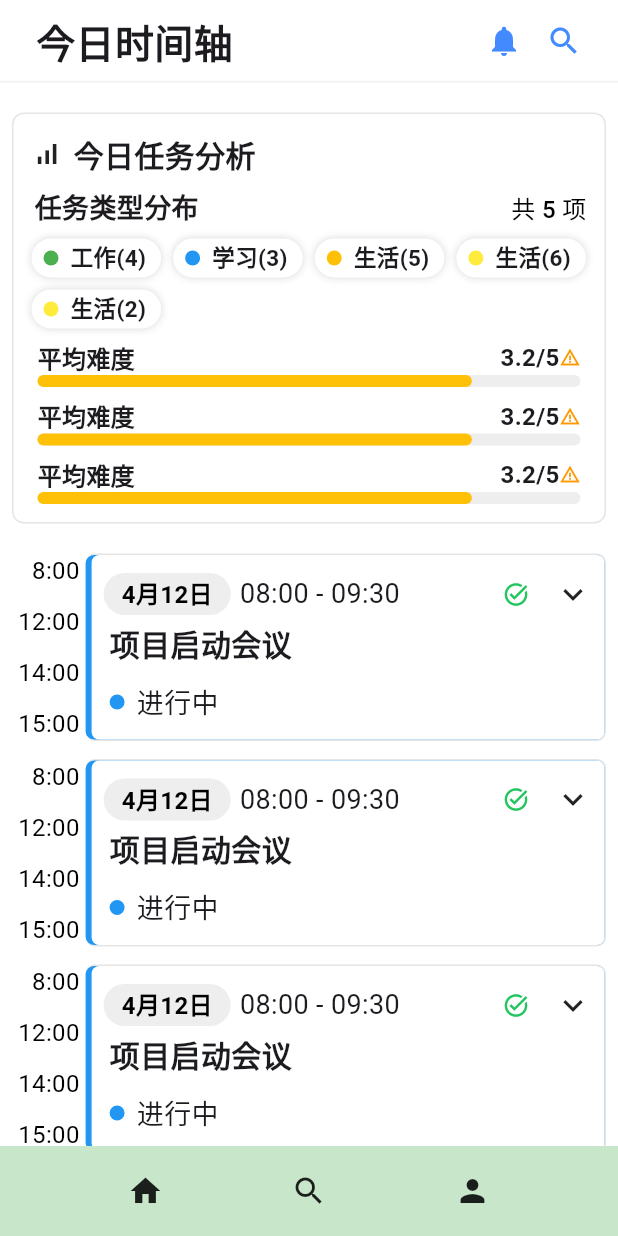
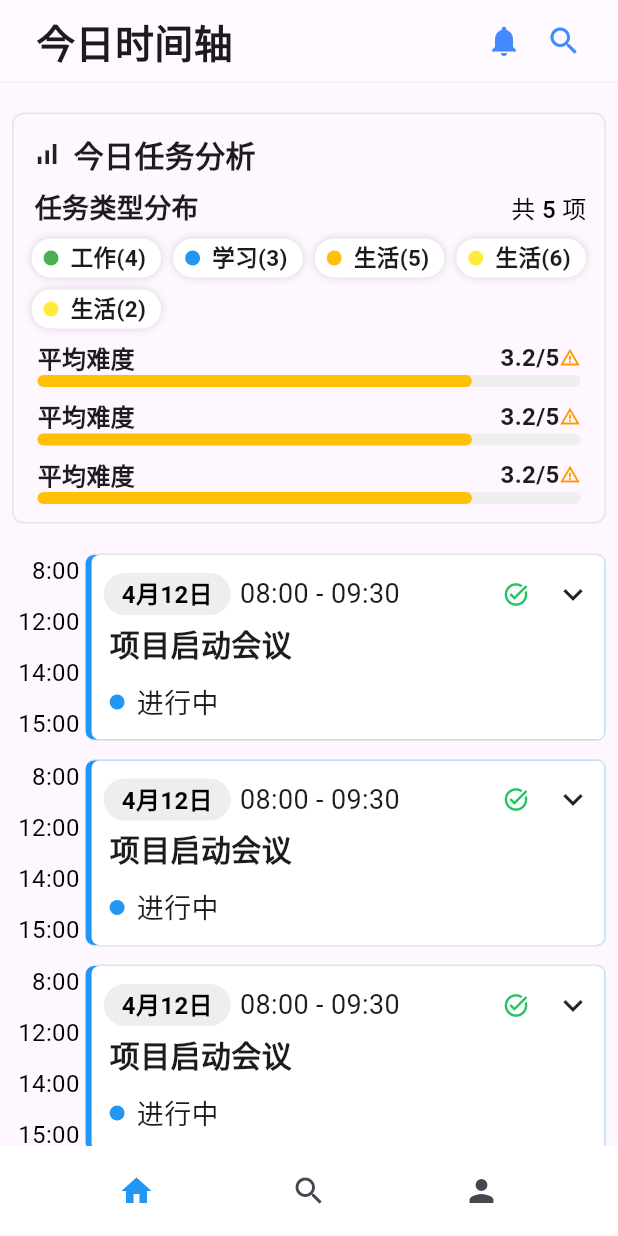
Before and after one commit to cnsource/DailyPlan, a Flutter app: the screen it shows after launch, on a phone screen of 412 x 824 dp. Run offline on Flutter 3.47's test engine with Material 3 defaults, Android fonts, the light colour scheme and no system bars; our stand-ins replace go_router.

Commit message:
fix: 导航栏实现

```diff
--- a/lib/main.dart
+++ b/lib/main.dart
@@ -1,42 +1,90 @@
 import 'package:ert/page/cardlib/index.dart';
+import 'package:ert/page/profile/index.dart';
 import 'package:ert/page/timeline/index.dart';
 import 'package:flutter/material.dart';
-import 'package:go_router/go_router.dart';
 
 void main() {
-  final GoRouter router = GoRouter(
-    initialLocation: '/',
-    routes: [
-      GoRoute(
-        path: '/',
-        name: '/',
-        builder: (context, state) => HomePage(),
-      ),
-      GoRoute(
-        path: '/second',
-        name: '/second',
-        builder: (context, state) => const CardLib(),
-      ),
-    ],
-  );
-
-  runApp(MyApp(router: router));
+  runApp(MyApp());
 }
 
-
 class MyApp extends StatelessWidget {
-  final GoRouter router;
-  const MyApp({super.key, required this.router});
-
-  // This widget is the root of your application.
   @override
   Widget build(BuildContext context) {
-    return MaterialApp.router(
-      debugShowCheckedModeBanner: false,
-      theme: ThemeData(
-        colorScheme: ColorScheme.fromSeed(seedColor: Colors.deepPurple),
+    return MaterialApp(home: Scaffold(body: PageViewExample()));
+  }
+}
+
+class PageViewExample extends StatefulWidget {
+  const PageViewExample({super.key});
+
+  @override
+  _PageViewExampleState createState() => _PageViewExampleState();
+}
+
+class _PageViewExampleState extends State<PageViewExample> {
+  final PageController _pageController = PageController(initialPage: 0);
+  int _currentPage = 0;
+
+  @override
+  Widget build(BuildContext context) {
+    return SafeArea(
+      child: Column(
+        children: [
+          Expanded(
+            child: PageView(
+              controller: _pageController,
+              onPageChanged: (index) {
+                setState(() {
+                  _currentPage = index;
+                });
+              },
+              children: [TimelinePage(), CardLib(), ProfilePage()],
+            ),
+          ),
+          Container(
+            height: 60,
+            color: Colors.white,
+            child: Row(
+              mainAxisAlignment: MainAxisAlignment.spaceEvenly,
+              children: [
+                IconButton(
+                  icon: Icon(Icons.home, size: 24, color: _currentPage == 0 ? Colors.blue : null,),
+                  onPressed: () => _pageController.jumpToPage(0),
+                ),
+                IconButton(
+                  icon: Icon(Icons.search, size: 24, color: _currentPage == 1 ? Colors.blue : null,),
+                  onPressed: () => _pageController.jumpToPage(1),
+                ),
+                IconButton(
+                  icon: Icon(Icons.person, size: 24, color: _currentPage == 2 ? Colors.blue : null,),
+                  onPressed: () => _pageController.jumpToPage(2),
+                ),
+              ],
+            ),
+          )
+          // Container(
+          //   height: 60,
+          //   color: Colors.green.shade100,
+          //   child: Row(
+          //     mainAxisAlignment: MainAxisAlignment.spaceEvenly,
+          //     children: [
+          //       GestureDetector(
+          //         onTap: () => {_pageController.jumpToPage(0)},
+          //         child: Icon(Icons.home, size: 24),
+          //       ),
+          //       GestureDetector(
+          //         onTap: () => {_pageController.jumpToPage(1)},
+          //         child: Icon(Icons.search, size: 24),
+          //       ),
+          //       GestureDetector(
+          //         onTap: () => {_pageController.jumpToPage(2)},
+          //         child: Icon(Icons.person, size: 24),
+          //       ),
+          //     ],
+          //   ),
+          // ),
+        ],
       ),
-      routerConfig: router,
     );
   }
 }
--- a/lib/page/bottom_nav_bar.dart
+++ b/lib/page/bottom_nav_bar.dart
@@ -21,15 +21,15 @@ class _BottomNavBarState extends State<BottomNavBar> {
         mainAxisAlignment: MainAxisAlignment.spaceEvenly,
         children: [
           GestureDetector(
-            onTap: ()=> context.pushReplacement("/"),
+            onTap: ()=> context.go("/"),
             child: Icon(Icons.home, size: 24),
           ),
           GestureDetector(
-            onTap: ()=> context.pushReplacement("/second"),
+            onTap: ()=> context.go("/second"),
             child: Icon(Icons.search, size: 24),
           ),
           GestureDetector(
-            onTap: ()=> context.pushReplacement("/"),
+            onTap: ()=> context.go("/"),
             child: Icon(Icons.person, size: 24),
           ),
         ],
--- a/lib/page/cardlib/index.dart
+++ b/lib/page/cardlib/index.dart
@@ -6,6 +6,6 @@ class CardLib extends StatelessWidget {
 
   @override
   Widget build(BuildContext context) {
-    return AppScaffold(body: Text("data"));
+    return Text("data");
   }
 }
--- a/lib/page/timeline/index.dart
+++ b/lib/page/timeline/index.dart
@@ -5,22 +5,20 @@ import 'package:flutter/material.dart';
 
 import '../AppHeaderContainer.dart';
 
-class HomePage extends StatefulWidget {
-  const HomePage({super.key});
+class TimelinePage extends StatefulWidget {
+  const TimelinePage({super.key});
 
   @override
   State<StatefulWidget> createState() {
-    return _HomePageState();
+    return _TimelinePageState();
   }
 }
 
-class _HomePageState extends State<HomePage> {
+class _TimelinePageState extends State<TimelinePage> {
   @override
   Widget build(BuildContext context) {
-    return AppScaffold(
-      body: Stack(
-        children: [TimelineBody(), BlurBox(), AppHeader(title: "今日时间轴")],
-      )
+    return Stack(
+      children: [TimelineBody(), BlurBox(), AppHeader(title: "今日时间轴")],
     );
   }
 }
```
Also changed, not shown: lib/page/profile/index.dart (added, +17 -0 lines).
